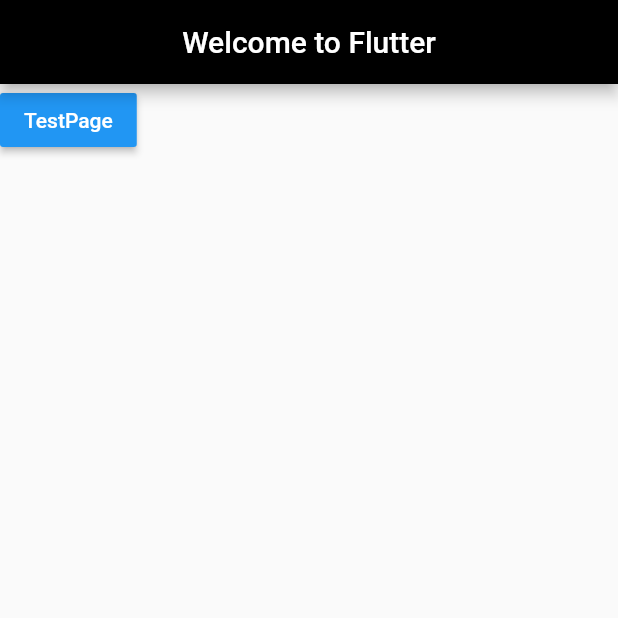
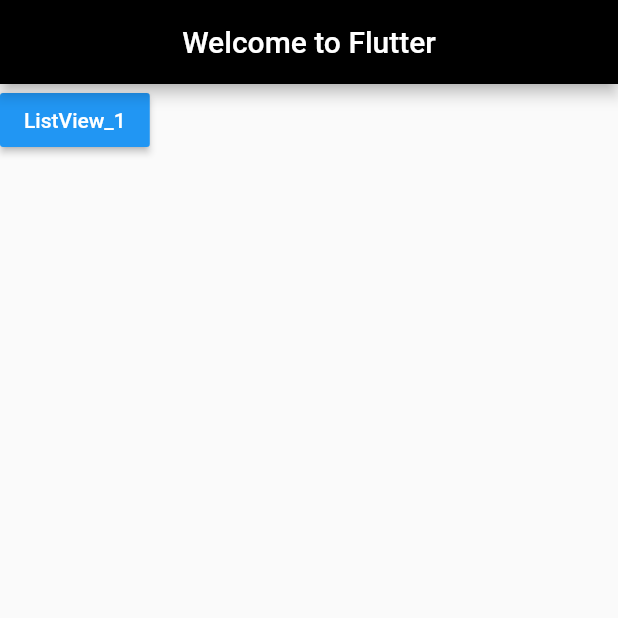
Before and after one commit to intererting/FlutterDemo, a Flutter app: the screen it shows after launch, on a phone screen of 412 x 824 dp, the top half of it. Run offline on Flutter 3.47's test engine with Material 2 defaults, Android fonts, the phone set to English and light mode, and no system bars.

Commit message:
commit 1

```diff
--- /dev/null
+++ b/lib/constants.dart
@@ -0,0 +1,2 @@
+
+const Route_ListView_1 = '/listview_1';
--- a/lib/home.dart
+++ b/lib/home.dart
@@ -1,8 +1,7 @@
 import 'package:flutter/material.dart';
+import 'package:flutter_demo/constants.dart';
 
 class Home extends StatelessWidget {
-  Home({Key key}) : super(key: key) {}
-
   @override
   Widget build(BuildContext context) {
     return new Scaffold(
@@ -14,13 +13,14 @@ class Home extends StatelessWidget {
         children: <Widget>[
           new RaisedButton(
             onPressed: () {
-              Navigator.of(context).pushNamed('/test');
+              Navigator.of(context).pushNamed(Route_ListView_1);
             },
             color: Colors.blue,
             child: new Container(
-              child: new Text('TestPage',style: new TextStyle(
-                color: Colors.white
-              ),),
+              child: new Text(
+                'ListView_1',
+                style: new TextStyle(color: Colors.white),
+              ),
             ),
           )
         ],
--- a/lib/main.dart
+++ b/lib/main.dart
@@ -1,6 +1,7 @@
 import 'package:flutter/material.dart';
+import 'package:flutter_demo/constants.dart';
 import 'package:flutter_demo/home.dart';
-import 'package:flutter_demo/ui_exe/test_page.dart';
+import 'package:flutter_demo/ui_exe/listview_1.dart';
 
 void main() => runApp(new MyApp());
 
@@ -10,12 +11,10 @@ class MyApp extends StatelessWidget {
   Widget build(BuildContext context) {
     return new MaterialApp(
       debugShowCheckedModeBanner: false,
-      theme: new ThemeData(
-        primaryColor: Colors.black
-      ),
+      theme: new ThemeData(primaryColor: Colors.black),
       home: new Home(),
       routes: <String, WidgetBuilder>{
-        '/test': (BuildContext context) => new Exe1()
+        Route_ListView_1: (BuildContext context) => new ListView_1()
       },
     );
   }
--- a/lib/ui_exe/test_page.dart
+++ /dev/null
@@ -1,20 +0,0 @@
-import 'package:flutter/cupertino.dart';
-import 'package:flutter/material.dart';
-
-class Exe1 extends StatelessWidget {
-  @override
-  Widget build(BuildContext context) {
-    return new MaterialApp(
-      debugShowCheckedModeBanner: false,
-      theme: new ThemeData(
-        primaryColor: Colors.black,
-      ),
-      home: new Scaffold(
-        appBar: new AppBar(
-          title: new Text('TextPage'),
-          centerTitle: true,
-        ),
-      ),
-    );
-  }
-}
--- a/pubspec.yaml
+++ b/pubspec.yaml
@@ -8,6 +8,7 @@ dependencies:
   # The following adds the Cupertino Icons font to your application.
   # Use with the CupertinoIcons class for iOS style icons.
   cupertino_icons: ^0.1.2
+  english_words: ^3.1.0
 
 dev_dependencies:
   flutter_test:
```
Also changed, not shown: lib/ui_exe/listview_1.dart (added, +76 -0 lines).
